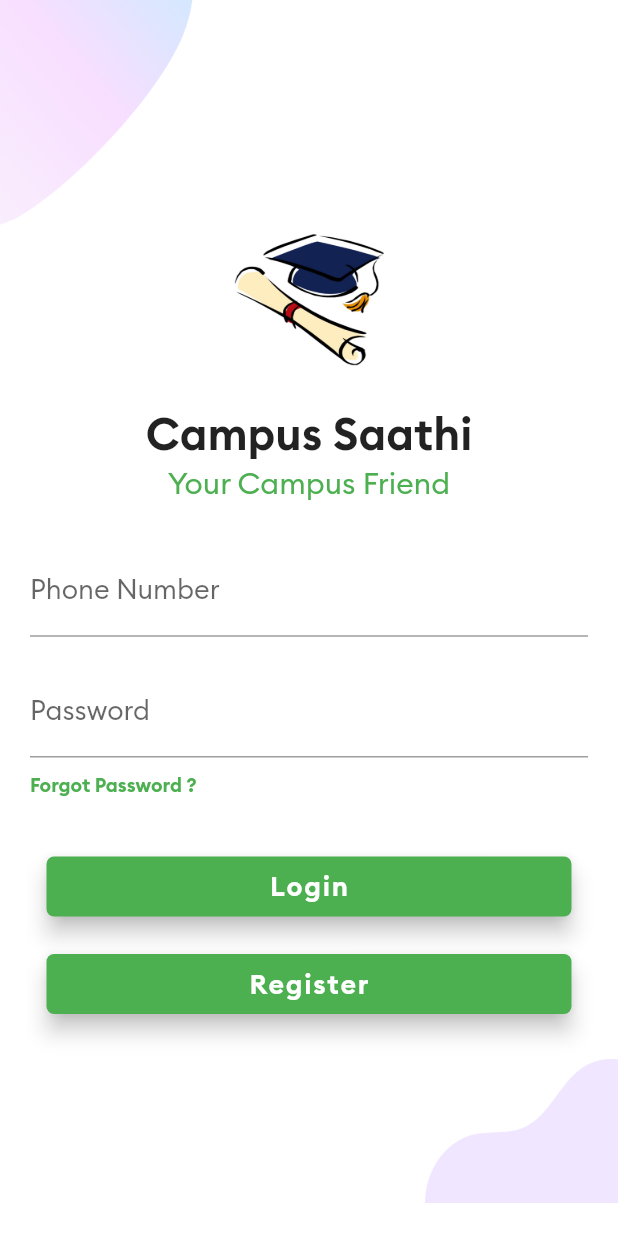
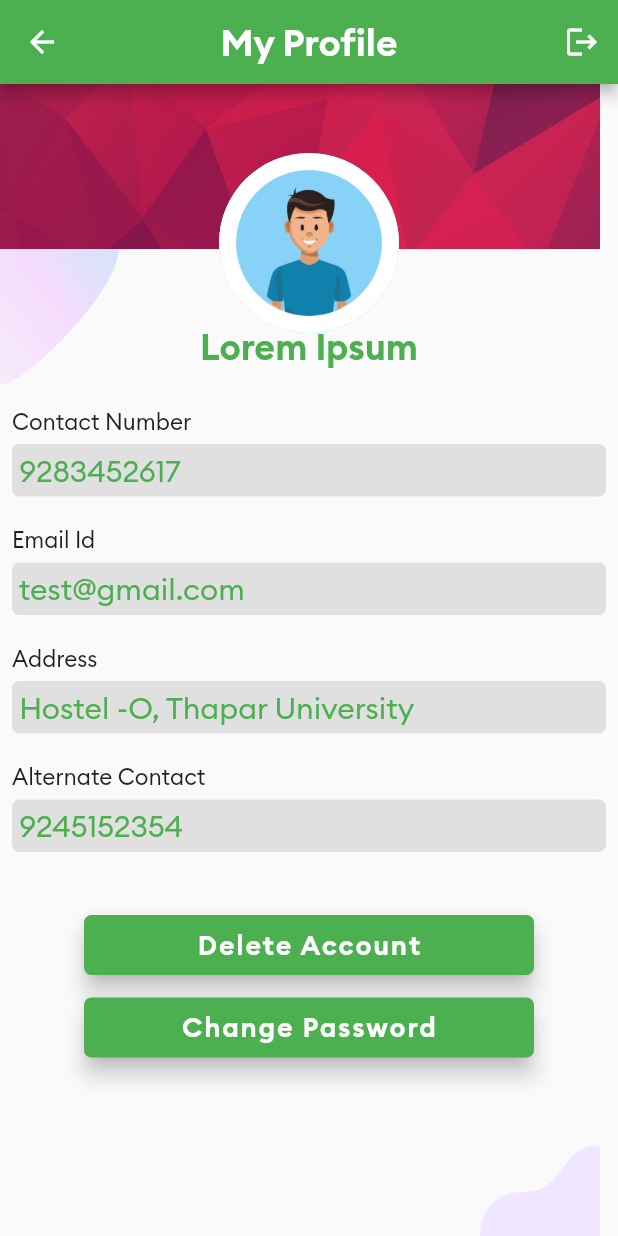
Before and after one commit to deepankarvarma/College--Saathi, a Flutter app: the screen it shows after launch, after a tap on "Login", on a phone screen of 412 x 824 dp. Run offline on Flutter 3.47's test engine with Material 2 defaults, Android fonts, the phone set to English and light mode, and no system bars.

Commit message:
made profile page

```diff
--- a/lib/screens/imp_contact.dart
+++ b/lib/screens/imp_contact.dart
@@ -18,7 +18,7 @@ class Imp_Contact extends StatelessWidget {
         actions: [
           IconButton(
             icon: const Icon(Icons.logout),
-            onPressed: () {Navigator.push(context,MaterialPageRoute(builder: (context) => LoginPage()));},
+            onPressed: () {Navigator.push(context,MaterialPageRoute(builder: (context) => const LoginPage()));},
           ),
           // add more IconButton
         ],
@@ -61,7 +61,7 @@ class Imp_Contact extends StatelessWidget {
                       ],
                     ),
 
-                    SizedBox(height: 2.0,),
+                    const SizedBox(height: 2.0,),
                     Row(
                       children:const <Widget> [
                           Icon(Icons.phone,color: Colors.green,size: 20.0,),
@@ -121,7 +121,7 @@ class Imp_Contact extends StatelessWidget {
                       ],
                     ),
 
-                    SizedBox(height: 2.0,),
+                    const SizedBox(height: 2.0,),
                     Row(
                       children:const <Widget> [
                           Icon(Icons.phone,color: Colors.green,size: 20.0,),
@@ -181,7 +181,7 @@ class Imp_Contact extends StatelessWidget {
                       ],
                     ),
 
-                    SizedBox(height: 2.0,),
+                    const SizedBox(height: 2.0,),
                     Row(
                       children:const <Widget> [
                           Icon(Icons.phone,color: Colors.green,size: 20.0,),
@@ -242,7 +242,7 @@ class Imp_Contact extends StatelessWidget {
                       ],
                     ),
 
-                    SizedBox(height: 2.0,),
+                    const SizedBox(height: 2.0,),
                     Row(
                       children:const <Widget> [
                           Icon(Icons.phone,color: Colors.green,size: 20.0,),
@@ -303,7 +303,7 @@ class Imp_Contact extends StatelessWidget {
                       ],
                     ),
 
-                    SizedBox(height: 2.0,),
+                    const SizedBox(height: 2.0,),
                     Row(
                       children:const <Widget> [
                           Icon(Icons.phone,color: Colors.green,size: 20.0,),
@@ -364,7 +364,7 @@ class Imp_Contact extends StatelessWidget {
                       ],
                     ),
 
-                    SizedBox(height: 2.0,),
+                    const SizedBox(height: 2.0,),
                     Row(
                       children:const <Widget> [
                           Icon(Icons.phone,color: Colors.green,size: 20.0,),
@@ -425,7 +425,7 @@ class Imp_Contact extends StatelessWidget {
                       ],
                     ),
 
-                    SizedBox(height: 2.0,),
+                    const SizedBox(height: 2.0,),
                     Row(
                       children:const <Widget> [
                           Icon(Icons.phone,color: Colors.green,size: 20.0,),
@@ -486,7 +486,7 @@ class Imp_Contact extends StatelessWidget {
                       ],
                     ),
 
-                    SizedBox(height: 2.0,),
+                    const SizedBox(height: 2.0,),
                     Row(
                       children:const <Widget> [
                           Icon(Icons.phone,color: Colors.green,size: 20.0,),
--- a/lib/screens/login.dart
+++ b/lib/screens/login.dart
@@ -1,6 +1,8 @@
 // ignore_for_file: prefer_const_constructors
 
 import 'package:college_saathi/screens/imp_contact.dart';
+import 'package:college_saathi/screens/my_profile.dart';
+
 import 'package:flutter/material.dart';
 
 class LoginPage extends StatelessWidget {
@@ -29,10 +31,10 @@ class LoginPage extends StatelessWidget {
           const SizedBox(
             height: 20.0,
           ),
-          const Text(
+           Text(
             'Campus Saathi',
             textAlign: TextAlign.center,
-            style: TextStyle(fontSize: 30, fontFamily: 'Brand-Bold'),
+            style: TextStyle(fontSize: 30, fontFamily: 'Brand-Bold',color: Colors.green[600]),
           ),
           SizedBox(height: 1.0,),
           Text(
@@ -95,7 +97,7 @@ class LoginPage extends StatelessWidget {
 
                    child: FloatingActionButton(
 
-                   onPressed: () {},
+                   onPressed: () {Navigator.push(context,MaterialPageRoute(builder: (context) => My_Profile()));},
                       shape: RoundedRectangleBorder(
                       borderRadius:  BorderRadius.circular(5.0),
                     ),
--- /dev/null
+++ b/lib/screens/my_profile.dart
@@ -0,0 +1,276 @@
+import 'package:college_saathi/screens/imp_contact.dart';
+import 'package:college_saathi/screens/login.dart';
+import 'package:flutter/material.dart';
+
+// ignore: camel_case_types
+class My_Profile extends StatelessWidget {
+  const My_Profile({Key? key}) : super(key: key);
+
+  @override
+  Widget build(BuildContext context) {
+    return Scaffold(
+      appBar: AppBar(
+        backgroundColor: Colors.green,
+        centerTitle: true,
+        title: const Text(
+          'My Profile',
+          style: TextStyle(fontFamily: 'Brand-Bold', fontSize: 25.0),
+        ),
+        actions: [
+          IconButton(
+            icon: const Icon(Icons.logout),
+            onPressed: () {
+              Navigator.push(context,
+                  MaterialPageRoute(builder: (context) => const LoginPage()));
+            },
+          ),
+          // add more IconButton
+        ],
+      ),
+      body: Stack(
+        children: [
+          buildCoverImage(),
+          Container(
+            alignment: Alignment.bottomRight,
+                  height: 200.0,
+                  width: 80.0,
+
+                  child: Image.asset(
+                    'assets/main_top.png',
+                    height: 90.0,
+                    width: 80.0,
+                    fit: BoxFit.cover,
+                  ),
+
+          ),
+          buildProfileImage(),
+          Column(
+
+            children: const <Widget>[
+
+               SizedBox(
+                height: 160.0,
+              ),
+               Center(
+                 child: Text(
+                   'Lorem Ipsum',
+                  style: TextStyle(fontSize: 24, fontFamily: 'Brand-Bold',color: Colors.green),
+          ),
+               ),
+              SizedBox(height: 10.0,),
+
+
+            ],
+          ),
+          Column(
+              children: <Widget> [
+                 Padding(
+                  padding: const EdgeInsets.fromLTRB(8, 210, 9, 0),
+                  child: Container(
+                    height: 30.0,
+                    width: 400.0,
+                    alignment: Alignment.centerLeft,
+                    child:const  Text(
+                      'Contact Number',
+
+                      style: TextStyle(fontFamily: 'Brand-Regular',fontSize: 15.0),
+                    ),
+                  ),
+                ),
+                Padding(
+                  padding: const EdgeInsets.fromLTRB(8, 0, 8, 8),
+                  child: Container(
+                    height: 35.0,
+                    width: 400.0,
+                    alignment: Alignment.centerLeft,
+
+                    decoration: BoxDecoration(
+                      borderRadius: BorderRadius.circular(5),
+                      color: Colors.grey[300],
+                    ),
+                    child: const Text(
+                      ' 9283452617',
+                      style: TextStyle(fontFamily: 'Brand-Regular',fontSize: 20.0,color: Colors.green),
+                    ),
+                  ),
+                ),
+
+                Padding(
+                  padding: const EdgeInsets.fromLTRB(8, 6, 8, 0),
+                  child: Container(
+                    height: 30.0,
+                    width: 400.0,
+                    alignment: Alignment.centerLeft,
+                    child:const  Text(
+                      'Email Id',
+
+                      style: TextStyle(fontFamily: 'Brand-Regular',fontSize: 15.0),
+                    ),
+                  ),
+                ),
+                Padding(
+                  padding: const EdgeInsets.fromLTRB(8, 0, 8, 8),
+                  child: Container(
+                    height: 35.0,
+                    width: 400.0,
+                    alignment: Alignment.centerLeft,
+
+                    decoration: BoxDecoration(
+                      borderRadius: BorderRadius.circular(5),
+                      color: Colors.grey[300],
+                    ),
+                    child: const Text(
+                      ' test@gmail.com',
+                      style: TextStyle(fontFamily: 'Brand-Regular',fontSize: 20.0,color: Colors.green),
+                    ),
+                  ),
+                ),
+
+                Padding(
+                  padding: const EdgeInsets.fromLTRB(8, 6, 8, 0),
+                  child: Container(
+                    height: 30.0,
+                    width: 400.0,
+                    alignment: Alignment.centerLeft,
+                    child:const  Text(
+                      'Address',
+
+                      style: TextStyle(fontFamily: 'Brand-Regular',fontSize: 15.0),
+                    ),
+                  ),
+                ),
+                Padding(
+                  padding: const EdgeInsets.fromLTRB(8, 0, 8, 8),
+                  child: Container(
+                    height: 35.0,
+                    width: 400.0,
+                    alignment: Alignment.centerLeft,
+
+                    decoration: BoxDecoration(
+                      borderRadius: BorderRadius.circular(5),
+                      color: Colors.grey[300],
+                    ),
+                    child: const Text(
+                      ' Hostel -O, Thapar University',
+                      style: TextStyle(fontFamily: 'Brand-Regular',fontSize: 20.0,color: Colors.green),
+                    ),
+                  ),
+                ),
+
+                Padding(
+                  padding: const EdgeInsets.fromLTRB(8, 6, 8, 0),
+                  child: Container(
+                    height: 30.0,
+                    width: 400.0,
+                    alignment: Alignment.centerLeft,
+                    child:const  Text(
+                      'Alternate Contact',
+
+                      style: TextStyle(fontFamily: 'Brand-Regular',fontSize: 15.0),
+                    ),
+                  ),
+                ),
+                Padding(
+                  padding: const EdgeInsets.fromLTRB(8, 0, 8, 8),
+                  child: Container(
+                    height: 35.0,
+                    width: 400.0,
+                    alignment: Alignment.centerLeft,
+
+                    decoration: BoxDecoration(
+                      borderRadius: BorderRadius.circular(5),
+                      color: Colors.grey[300],
+                    ),
+                    child: const Text(
+                      ' 9245152354',
+                      style: TextStyle(fontFamily: 'Brand-Regular',fontSize: 20.0,color: Colors.green),
+                    ),
+                  ),
+                ),
+              SizedBox(height: 34.0,),
+                Center(
+            child: SizedBox(
+                  height: 40.0,
+                  width: 300.0,
+
+                   child: FloatingActionButton(
+
+                   onPressed: () {Navigator.push(context,MaterialPageRoute(builder: (context) => My_Profile()));},
+                      shape: RoundedRectangleBorder(
+                      borderRadius:  BorderRadius.circular(5.0),
+                    ),
+                    backgroundColor: Colors.green,
+                    child: const Text(
+
+                      'Delete Account',
+                      style: TextStyle(fontFamily: 'Brand-Bold', fontSize: 18.0),
+                    ),
+                   ),
+                 ),
+          ),
+          SizedBox(height:15.0,),
+          Center(
+            child: SizedBox(
+                  height: 40.0,
+                  width: 300.0,
+
+                   child: FloatingActionButton(
+
+                   onPressed: () {Navigator.push(context,MaterialPageRoute(builder: (context) => Imp_Contact()));},
+                      shape: RoundedRectangleBorder(
+                      borderRadius:  BorderRadius.circular(5.0),
+                    ),
+                    backgroundColor: Colors.green,
+                    child: const Text(
+
+                      'Change Password',
+                      style: TextStyle(fontFamily: 'Brand-Bold', fontSize: 18.0),
+                    ),
+                   ),
+                 ),
+          ),
+
+              ],
+          ),
+
+            // padding: const EdgeInsets.all(180.0),
+          Container(
+            alignment: Alignment.bottomRight,
+                  height: 800.0,
+                  width: 400.0,
+
+                  child: Image.asset(
+                    'assets/login_bottom.png',
+                    height: 60.0,
+                    width: 80.0,
+                    fit: BoxFit.cover,
+                  ),
+
+          ),
+        ],
+
+      ),
+
+    );
+  }
+
+  Widget buildCoverImage() => Container(
+        color: Colors.grey,
+        child: Image.asset(
+          'assets/texture.jpg',
+          width: 400,
+          height: 110,
+          fit: BoxFit.cover,
+        ),
+      );
+  Widget buildProfileImage() =>Container(
+    alignment: Alignment.topCenter,
+    padding:const EdgeInsets.fromLTRB(0, 46, 0, 0),
+    child:  const CircleAvatar(
+          backgroundColor: Colors.greenAccent,
+          radius: 60,
+
+          backgroundImage: AssetImage('assets/man.jpg'),
+        ),
+  );
+}
--- a/pubspec.yaml
+++ b/pubspec.yaml
@@ -63,6 +63,9 @@ flutter:
     - assets/login_bottom.png
     - assets/main_bottom.png
     - assets/main_top.png
+    - assets/signup_top.png
+    - assets/man.jpg
+    - assets/texture.jpg
   #   - images/a_dot_ham.jpeg
 
   # An image asset can refer to one or more resolution-specific "variants", see
```
Also changed, not shown: assets/man.jpg (added), assets/texture.jpg (added).
